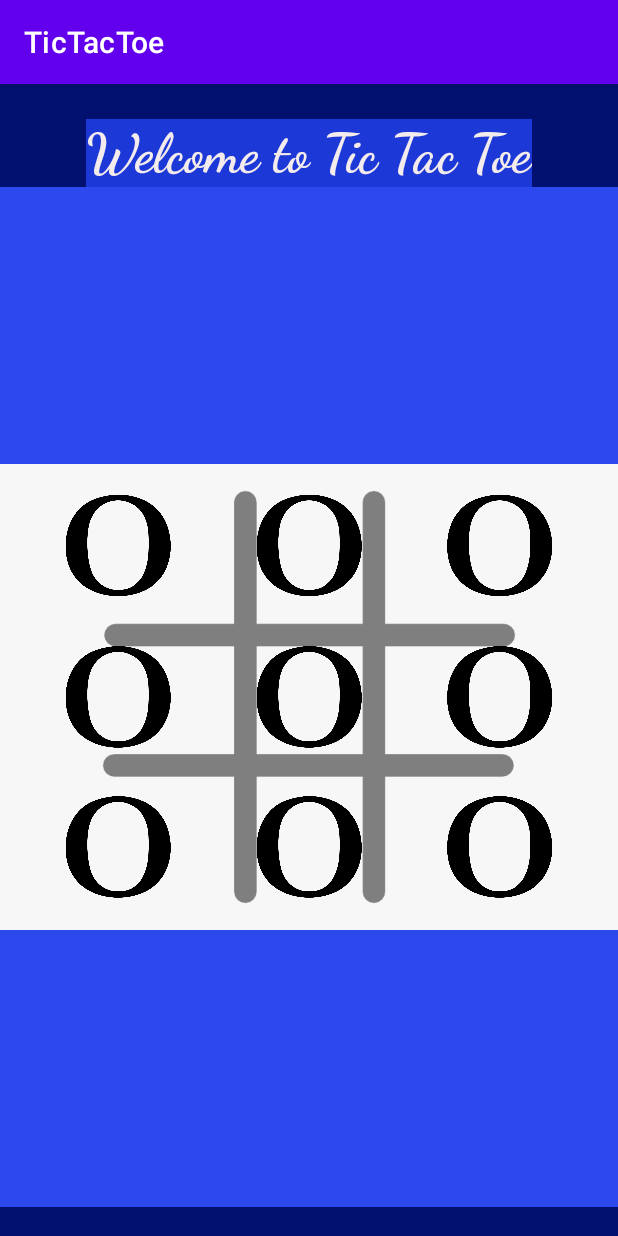
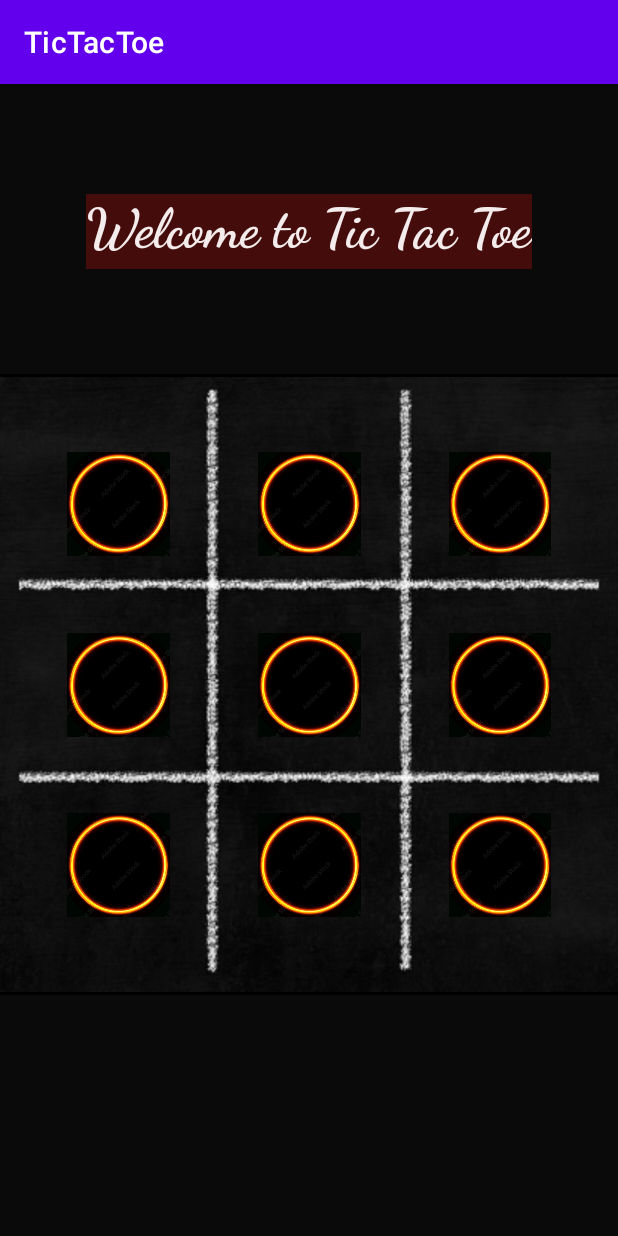
Before and after one commit to haiderali015/TicTacToe-Game, an Android app: the screen it shows after launch (MainActivity), on a phone screen of 412 x 824 dp. Run offline under Robolectric (Android 15) with nearby library versions, the phone set to English and light mode, and no system bars.

Commit message:
some modifications

```diff
--- a/app/src/main/res/layout/activity_main.xml
+++ b/app/src/main/res/layout/activity_main.xml
@@ -4,7 +4,7 @@
     xmlns:tools="http://schemas.android.com/tools"
     android:layout_width="match_parent"
     android:layout_height="match_parent"
-    android:background="#021170"
+    android:background="#F5000000"
     tools:context=".MainActivity">
 
     <TextView
@@ -12,12 +12,14 @@
         android:layout_width="wrap_content"
         android:layout_height="wrap_content"
         android:layout_marginTop="23dp"
-        android:background="#1C38D6"
+        android:height="50dp"
+        android:background="#450C0C"
         android:text="@string/heading"
         android:textColor="#F4ECEC"
         android:textColorLink="#DCD6D6"
         android:textSize="36sp"
         android:textStyle="bold"
+        android:translationY="50sp"
         app:fontFamily="cursive"
         app:layout_constraintLeft_toLeftOf="parent"
         app:layout_constraintRight_toRightOf="parent"
@@ -27,18 +29,20 @@
         android:id="@+id/imageView"
         android:layout_width="0dp"
         android:layout_height="wrap_content"
-        android:background="#2B49EC"
+        android:background="#000000"
         android:contentDescription="@string/grid"
+        android:translationY="120sp"
         app:layout_constraintEnd_toEndOf="parent"
         app:layout_constraintStart_toStartOf="parent"
         app:layout_constraintTop_toBottomOf="@+id/textView"
-        app:srcCompat="@drawable/grid" />
+        app:srcCompat="@drawable/grids" />
 
     <LinearLayout
         android:id="@+id/linearLayout"
         android:layout_width="0dp"
         android:layout_height="420dp"
         android:orientation="vertical"
+        android:translationY="110sp"
         app:layout_constraintBottom_toBottomOf="@+id/imageView"
         app:layout_constraintEnd_toEndOf="@+id/imageView"
         app:layout_constraintStart_toStartOf="@+id/imageView"
@@ -50,7 +54,7 @@
             android:layout_weight="1"
             android:orientation="horizontal"
             android:padding="15sp"
-            android:translationY="39sp">
+            android:translationY="29sp">
 
             <ImageView
                 android:id="@+id/imageView0"
@@ -58,7 +62,7 @@
                 android:layout_height="match_parent"
                 android:layout_weight="1"
                 android:padding="20sp"
-                app:srcCompat="@drawable/o" />
+                app:srcCompat="@drawable/circle" />
 
             <ImageView
                 android:id="@+id/imageView1"
@@ -66,7 +70,7 @@
                 android:layout_height="match_parent"
                 android:layout_weight="1"
                 android:padding="20sp"
-                app:srcCompat="@drawable/o" />
+                app:srcCompat="@drawable/circle" />
 
             <ImageView
                 android:id="@+id/imageView2"
@@ -74,39 +78,7 @@
                 android:layout_height="match_parent"
                 android:layout_weight="1"
                 android:padding="20sp"
-                app:srcCompat="@drawable/o" />
-        </LinearLayout>
-
-        <LinearLayout
-            android:layout_width="match_parent"
-            android:layout_height="match_parent"
-            android:layout_weight="1"
-            android:orientation="horizontal"
-            android:padding="15sp">
-
-            <ImageView
-                android:id="@+id/imageView3"
-                android:layout_width="match_parent"
-                android:layout_height="match_parent"
-                android:layout_weight="1"
-                android:padding="20sp"
-                app:srcCompat="@drawable/o" />
-
-            <ImageView
-                android:id="@+id/imageView4"
-                android:layout_width="match_parent"
-                android:layout_height="match_parent"
-                android:layout_weight="1"
-                android:padding="20sp"
-                app:srcCompat="@drawable/o" />
-
-            <ImageView
-                android:id="@+id/imageView5"
-                android:layout_width="match_parent"
-                android:layout_height="match_parent"
-                android:layout_weight="1"
-                android:padding="20sp"
-                app:srcCompat="@drawable/o" />
+                app:srcCompat="@drawable/circle" />
         </LinearLayout>
 
         <LinearLayout
@@ -115,8 +87,41 @@
             android:layout_weight="1"
             android:orientation="horizontal"
             android:padding="15sp"
-            android:translationY="-40sp"
-            app:srcCompat="@drawable/o">
+            android:translationY="10sp">
+
+            <ImageView
+                android:id="@+id/imageView3"
+                android:layout_width="match_parent"
+                android:layout_height="match_parent"
+                android:layout_weight="1"
+                android:padding="20sp"
+                app:srcCompat="@drawable/circle" />
+
+            <ImageView
+                android:id="@+id/imageView4"
+                android:layout_width="match_parent"
+                android:layout_height="match_parent"
+                android:layout_weight="1"
+                android:padding="20sp"
+                app:srcCompat="@drawable/circle" />
+
+            <ImageView
+                android:id="@+id/imageView5"
+                android:layout_width="match_parent"
+                android:layout_height="match_parent"
+                android:layout_weight="1"
+                android:padding="20sp"
+                app:srcCompat="@drawable/circle" />
+        </LinearLayout>
+
+        <LinearLayout
+            android:layout_width="match_parent"
+            android:layout_height="match_parent"
+            android:layout_weight="1"
+            android:orientation="horizontal"
+            android:padding="15sp"
+            android:translationY="-10sp"
+            app:srcCompat="@drawable/circle">
 
             <ImageView
                 android:id="@+id/imageView6"
@@ -124,7 +129,7 @@
                 android:layout_height="match_parent"
                 android:layout_weight="1"
                 android:padding="20sp"
-                app:srcCompat="@drawable/o" />
+                app:srcCompat="@drawable/circle" />
 
             <ImageView
                 android:id="@+id/imageView7"
@@ -132,7 +137,7 @@
                 android:layout_height="match_parent"
                 android:layout_weight="1"
                 android:padding="20sp"
-                app:srcCompat="@drawable/o" />
+                app:srcCompat="@drawable/circle" />
 
             <ImageView
                 android:id="@+id/imageView8"
@@ -140,7 +145,7 @@
                 android:layout_height="match_parent"
                 android:layout_weight="1"
                 android:padding="20sp"
-                app:srcCompat="@drawable/o" />
+                app:srcCompat="@drawable/circle" />
         </LinearLayout>
 
     </LinearLayout>
```
Also changed, not shown: app/src/main/res/drawable-v24/grids.jpg (added), app/src/main/res/drawable-v24/styx.jpg (added), app/src/main/res/drawable-v24/xb.png (added), app/src/main/res/drawable/circle.jpg (added), app/src/main/res/drawable/grids.jpg (added), app/src/main/res/drawable/styx.jpg (added), app/src/main/res/drawable/xb.png (added).
